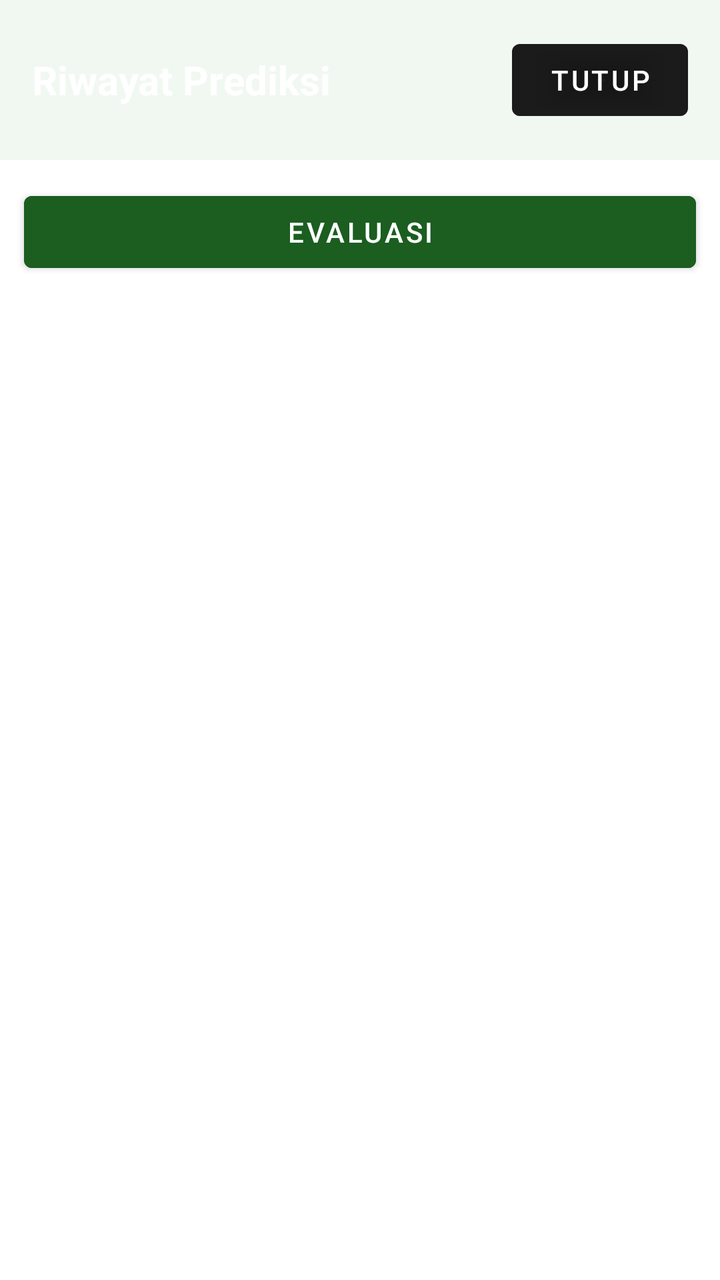
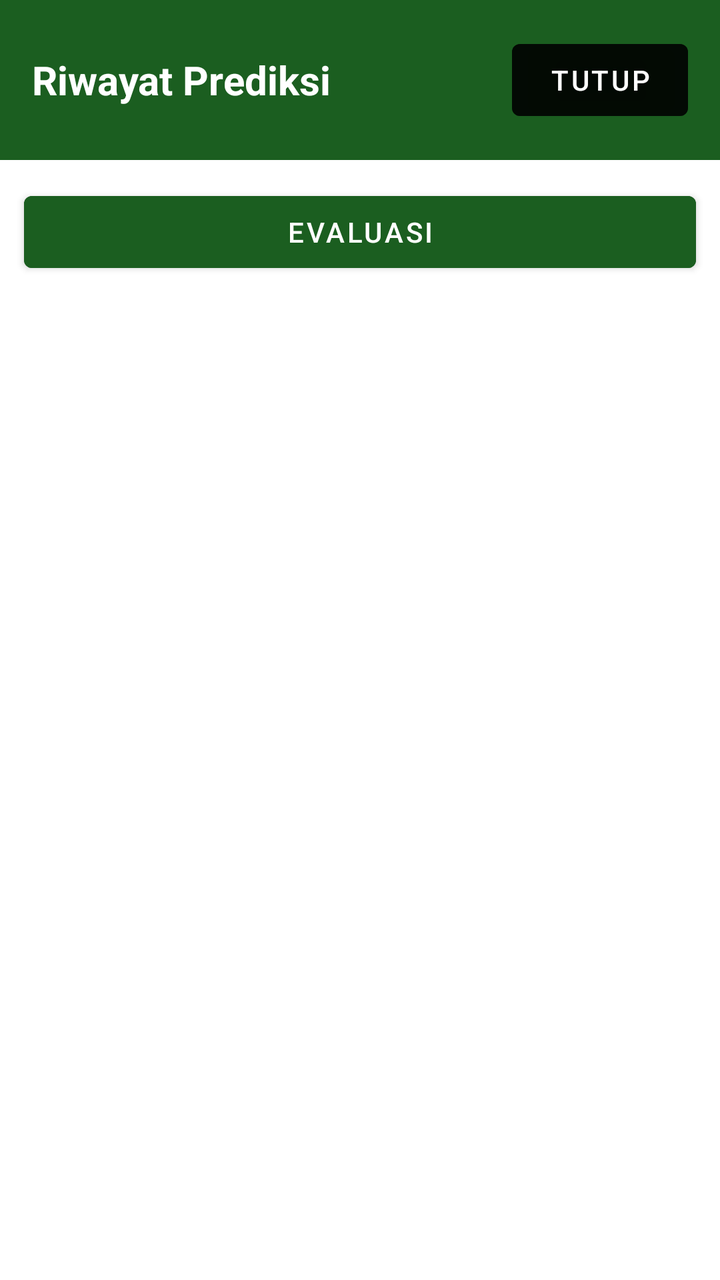

The first picture is an Android layout as it rendered before a commit; the second is the same layout after the commit. The layout source and the unified diff follow.
<!-- AndroidManifest.xml: application theme Theme.BisindoRecognizer -->
<!-- res/layout/activity_history.xml -->
<?xml version="1.0" encoding="utf-8"?>
<LinearLayout xmlns:android="http://schemas.android.com/apk/res/android"
    android:layout_width="match_parent"
    android:layout_height="match_parent"
    android:orientation="vertical"
    android:background="#FFFFFF">

    <LinearLayout
        android:layout_width="match_parent"
        android:layout_height="wrap_content"
        android:orientation="horizontal"
        android:gravity="center_vertical"
        android:padding="16dp"
        android:background="@color/menu_background">

        <TextView
            android:layout_width="0dp"
            android:layout_height="wrap_content"
            android:layout_weight="1"
            android:text="@string/history_title"
            android:textColor="#FFFFFF"
            android:textSize="20sp"
            android:textStyle="bold" />

        <Button
            android:id="@+id/btnCloseHistory"
            android:layout_width="wrap_content"
            android:layout_height="wrap_content"
            android:backgroundTint="#AA000000"
            android:text="@string/btn_close_history"
            android:textColor="#FFFFFF" />
    </LinearLayout>

    <Button
        android:id="@+id/btnEvaluation"
        android:layout_width="match_parent"
        android:layout_height="wrap_content"
        android:layout_margin="12dp"
        android:backgroundTint="@color/ic_launcher_background"
        android:text="@string/btn_evaluation"
        android:textColor="#FFFFFF" />

    <TextView
        android:id="@+id/emptyText"
        android:layout_width="match_parent"
        android:layout_height="wrap_content"
        android:layout_marginTop="32dp"
        android:gravity="center"
        android:text="@string/history_empty"
        android:textColor="#757575"
        android:visibility="gone" />

    <androidx.recyclerview.widget.RecyclerView
        android:id="@+id/historyList"
        android:layout_width="match_parent"
        android:layout_height="match_parent"
        android:clipToPadding="false"
        android:padding="8dp" />

</LinearLayout>
<!-- resources referenced by this layout -->
<resources>
  <color name="ic_launcher_background">#1B5E20</color>
  <color name="menu_background">#F1F8F1</color>
  <string name="btn_close_history">Tutup</string>
  <string name="btn_evaluation">Evaluasi</string>
  <string name="history_empty">Belum ada riwayat prediksi. Rekam gerakan dulu di layar Kamera.</string>
  <string name="history_title">Riwayat Prediksi</string>
  <style name="Theme.BisindoRecognizer" parent="Theme.MaterialComponents.DayNight.NoActionBar">
          <item name="colorPrimary">@color/ic_launcher_background</item>
          <item name="colorPrimaryDark">@color/ic_launcher_background</item>
          <item name="colorAccent">@color/ic_launcher_foreground</item>
      </style>
  <color name="ic_launcher_foreground">#FFFFFF</color>
</resources>

<!-- the commit's change to res/layout/activity_history.xml (unified diff, before → after) -->
@@ -11,7 +11,7 @@
         android:orientation="horizontal"
         android:gravity="center_vertical"
         android:padding="16dp"
-        android:background="@color/menu_background">
+        android:background="@color/ic_launcher_background">
 
         <TextView
             android:layout_width="0dp"
<!-- resource entries referenced after the edit -->
@@ -1,7 +1,6 @@
 <!-- resources referenced by this layout -->
 <resources>
   <color name="ic_launcher_background">#1B5E20</color>
-  <color name="menu_background">#F1F8F1</color>
   <string name="btn_close_history">Tutup</string>
   <string name="btn_evaluation">Evaluasi</string>
   <string name="history_empty">Belum ada riwayat prediksi. Rekam gerakan dulu di layar Kamera.</string>
